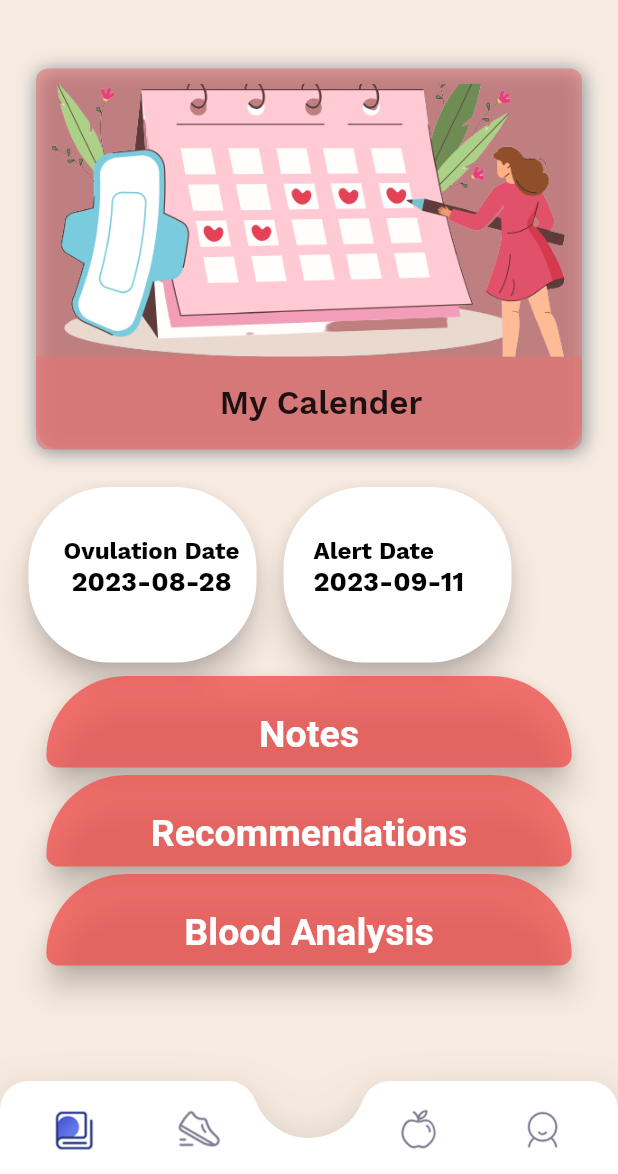
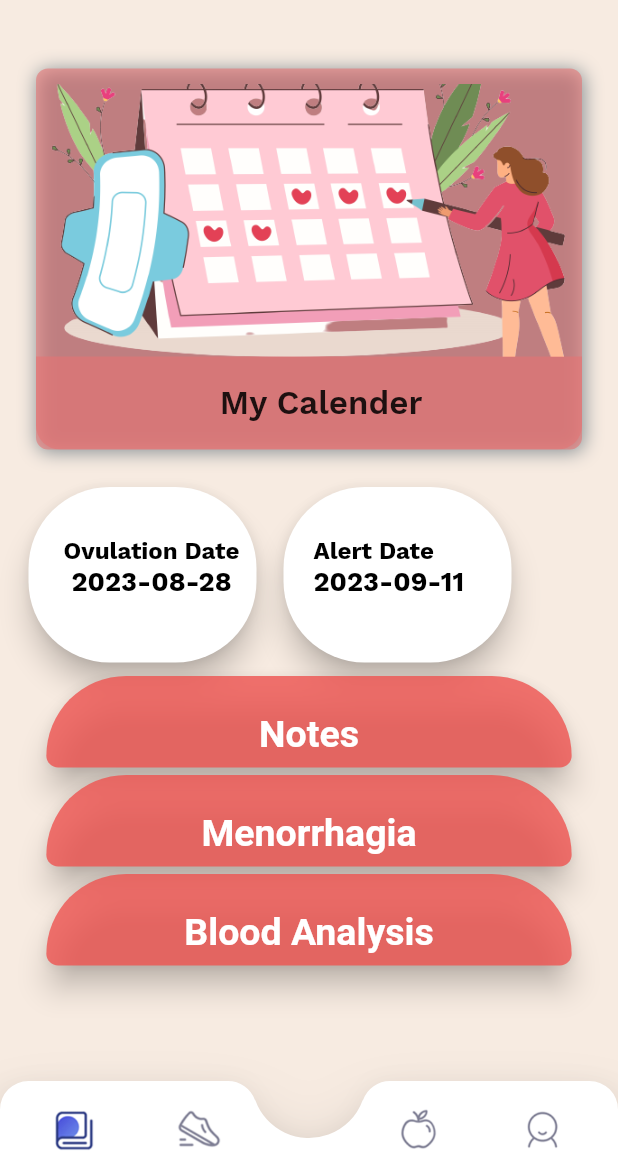
Before and after one commit to Chaitanyaputhran/Bloombright, a Flutter app: the screen it shows once a user with an empty profile is signed in, on a phone screen of 412 x 824 dp, the part 62-1236 px from its top. Run offline on Flutter 3.47's test engine with Material 2 defaults, Android fonts, the phone set to English and light mode, and no system bars; our stand-ins replace cloud_firestore, datetime_picker_formfield_new, firebase_auth, firebase_core, flutter_rating_bar, flutter_screenutil and 3 more; accounts and stored records are empty.

Commit message:
made changes in the home page

```diff
--- a/lib/hotel_booking/hotel_home_screen.dart
+++ b/lib/hotel_booking/hotel_home_screen.dart
@@ -294,7 +294,7 @@ class _HotelHomeScreenState extends State<HotelHomeScreen>
                                               right: 16,
                                               bottom: 8),
                                           child: Text(
-                                            'Recommendations',
+                                            'Menorrhagia',
                                             style: TextStyle(
                                               fontSize: 25,
                                               fontWeight: FontWeight.bold,
```
